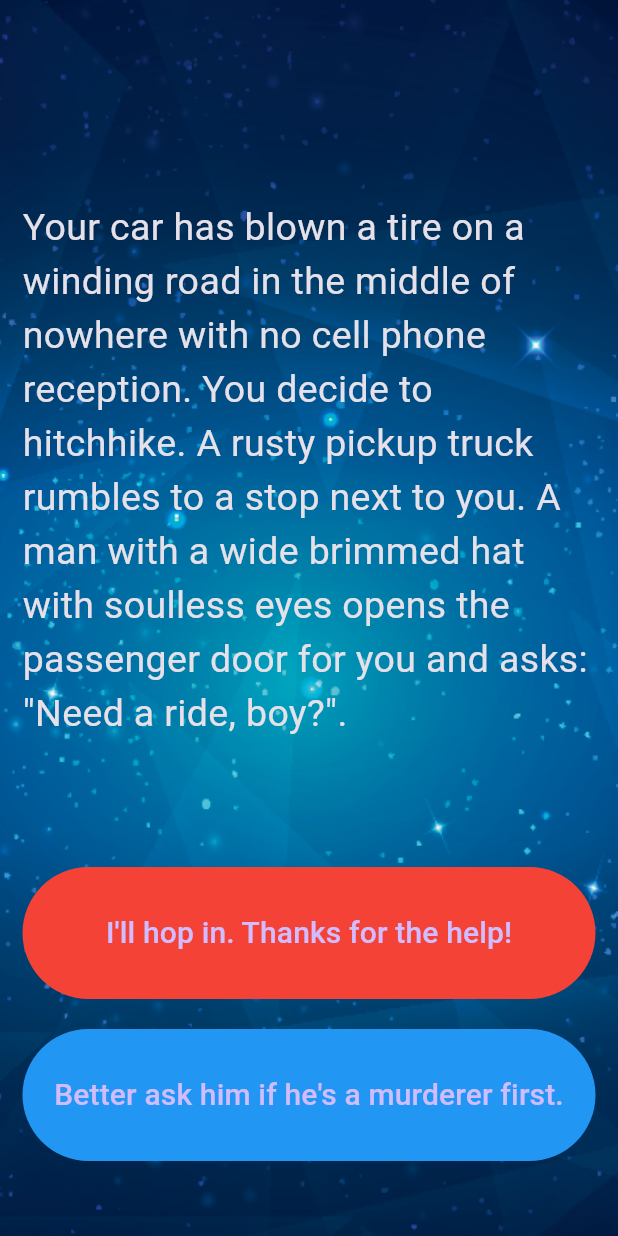
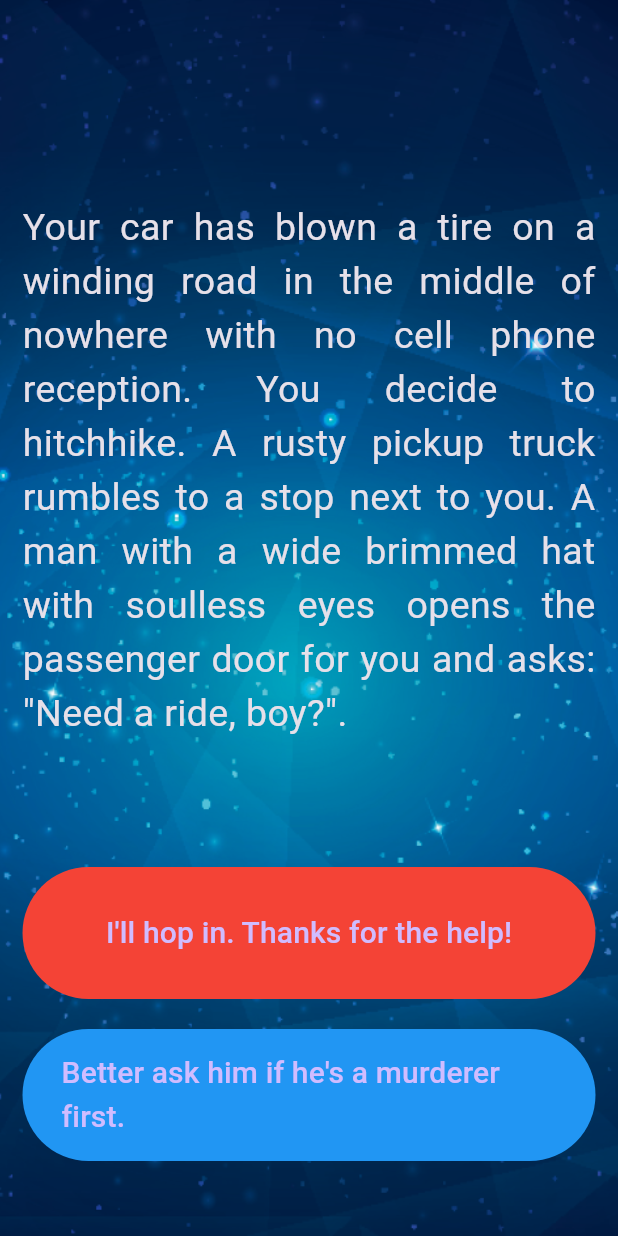
Before and after one commit to hadi488/destini_game_flutter, a Flutter app: the screen it shows after launch, on a phone screen of 412 x 824 dp. Run offline on Flutter 3.47's test engine with Material 3 defaults, Android fonts, the phone set to English and light mode, and no system bars.

Commit message:
minor screen layouts fixed

```diff
--- a/lib/main.dart
+++ b/lib/main.dart
@@ -46,6 +46,7 @@ class _StoryPageState extends State<StoryPage> {
                 flex: 12,
                 child: Center(
                   child: Text(
+                    textAlign: TextAlign.justify,
                     '${storybrain.getStoryTitle()}',
                     style: TextStyle(fontSize: 25.0),
                   ),
@@ -59,9 +60,15 @@ class _StoryPageState extends State<StoryPage> {
                       updateStory(1);
                     },
                     style: TextButton.styleFrom(backgroundColor: Colors.red),
+                    child: Padding(
+                      padding: const EdgeInsets.symmetric(
+                        vertical: 2.0,
+                        horizontal: 14.0,
+                      ),
                       child: Text(
                         '${storybrain.getChoice1()}',
                         style: TextStyle(fontSize: 20.0),
+                      ),
                     ),
                   ),
                 ),
@@ -76,9 +83,15 @@ class _StoryPageState extends State<StoryPage> {
                       updateStory(2);
                     },
                     style: TextButton.styleFrom(backgroundColor: Colors.blue),
+                    child: Padding(
+                      padding: const EdgeInsets.symmetric(
+                        vertical: 2.0,
+                        horizontal: 14.0,
+                      ),
                       child: Text(
                         '${storybrain.getChoice2()}',
                         style: TextStyle(fontSize: 20.0),
+                      ),
                     ),
                   ),
                 ),
```
Lines whose indentation alone changed are shown as unchanged.
